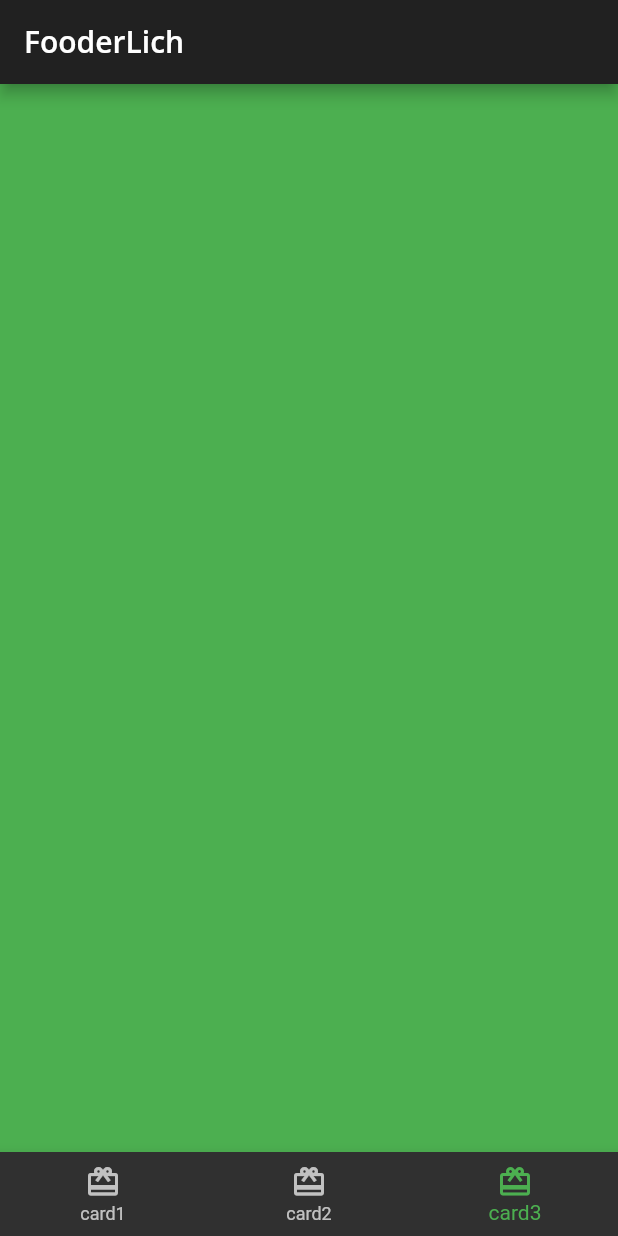
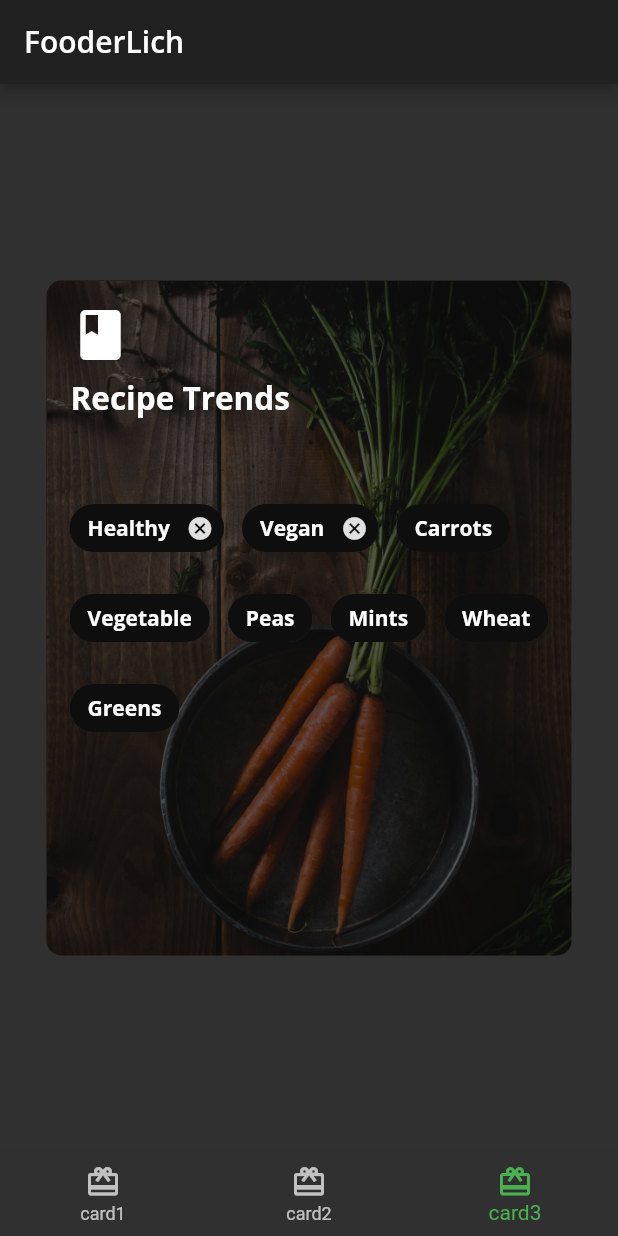
Before and after one commit to lekkss/flutter_apprentice_fooderlich, a Flutter app: the screen it shows after launch, item 3 of the bottom bar chosen, on a phone screen of 412 x 824 dp. Run offline on Flutter 3.47's test engine with Material 2 defaults, Android fonts, the phone set to English and light mode, and no system bars; our stand-ins replace google_fonts.

Commit message:
first final

```diff
--- a/lib/screens/card2.dart
+++ b/lib/screens/card2.dart
@@ -1,4 +1,5 @@
 import 'package:flutter/material.dart';
+import 'package:flutter_apprentice_fooderlich/shared/app_theme.dart';
 import 'package:flutter_apprentice_fooderlich/widgets/author_card.dart';
 
 class Card2 extends StatelessWidget {
@@ -26,10 +27,35 @@ class Card2 extends StatelessWidget {
         child: Column(
           children: [
             AuthorCard(
-              authorName: 'Afolabi Oluwasegun',
+              authorName: 'Afolabi Lekkss',
               title: 'KOG',
               imageProvider: AssetImage('assets/images/lekkss1.png'),
             ),
+            Expanded(
+              child: Stack(
+                children: [
+                  Positioned(
+                    bottom: 16,
+                    right: 16,
+                    child: Text(
+                      'Recipe',
+                      style: FooderlichTheme.lightTextTheme.headline1,
+                    ),
+                  ),
+                  Positioned(
+                    bottom: 70,
+                    left: 16,
+                    child: RotatedBox(
+                      quarterTurns: 3,
+                      child: Text(
+                        'Smoothies',
+                        style: FooderlichTheme.lightTextTheme.headline1,
+                      ),
+                    ),
+                  ),
+                ],
+              ),
+            )
           ],
         ),
       ),
--- /dev/null
+++ b/lib/screens/card3.dart
@@ -0,0 +1,111 @@
+import 'package:flutter/material.dart';
+import 'package:flutter_apprentice_fooderlich/shared/app_theme.dart';
+
+class Card3 extends StatelessWidget {
+  const Card3({Key? key}) : super(key: key);
+
+  @override
+  Widget build(BuildContext context) {
+    return Center(
+      child: Container(
+        constraints: const BoxConstraints.expand(
+          width: 350,
+          height: 450,
+        ),
+        decoration: BoxDecoration(
+          image: DecorationImage(
+            image: AssetImage('assets/images/mag2.png'),
+            fit: BoxFit.cover,
+          ),
+          borderRadius: BorderRadius.all(
+            Radius.circular(10),
+          ),
+        ),
+        child: Stack(
+          children: [
+            Container(
+              decoration: BoxDecoration(
+                color: Colors.black.withOpacity(0.6),
+                borderRadius: const BorderRadius.all(Radius.circular(10.0)),
+              ),
+            ),
+            Container(
+              padding: const EdgeInsets.all(16),
+              child: Column(
+                crossAxisAlignment: CrossAxisAlignment.start,
+                children: [
+                  const Icon(
+                    Icons.book,
+                    color: Colors.white,
+                    size: 40,
+                  ),
+                  const SizedBox(height: 8),
+                  Text(
+                    'Recipe Trends',
+                    style: FooderlichTheme.darkTextTheme.headline2,
+                  ),
+                  const SizedBox(height: 30),
+                ],
+              ),
+            ),
+            Center(
+              child: Wrap(
+                runSpacing: 12,
+                alignment: WrapAlignment.start,
+                spacing: 12,
+                children: [
+                  Chip(
+                    label: Text('Healthy',
+                        style: FooderlichTheme.darkTextTheme.bodyText1),
+                    backgroundColor: Colors.black.withOpacity(0.7),
+                    onDeleted: () {
+                      print('delete');
+                    },
+                  ),
+                  Chip(
+                    label: Text('Vegan',
+                        style: FooderlichTheme.darkTextTheme.bodyText1),
+                    backgroundColor: Colors.black.withOpacity(0.7),
+                    onDeleted: () {
+                      print('delete');
+                    },
+                  ),
+                  Chip(
+                    label: Text('Carrots',
+                        style: FooderlichTheme.darkTextTheme.bodyText1),
+                    backgroundColor: Colors.black.withOpacity(0.7),
+                  ),
+                  Chip(
+                    label: Text('Vegetable',
+                        style: FooderlichTheme.darkTextTheme.bodyText1),
+                    backgroundColor: Colors.black.withOpacity(0.7),
+                  ),
+                  Chip(
+                    label: Text('Peas',
+                        style: FooderlichTheme.darkTextTheme.bodyText1),
+                    backgroundColor: Colors.black.withOpacity(0.7),
+                  ),
+                  Chip(
+                    label: Text('Mints',
+                        style: FooderlichTheme.darkTextTheme.bodyText1),
+                    backgroundColor: Colors.black.withOpacity(0.7),
+                  ),
+                  Chip(
+                    label: Text('Wheat',
+                        style: FooderlichTheme.darkTextTheme.bodyText1),
+                    backgroundColor: Colors.black.withOpacity(0.7),
+                  ),
+                  Chip(
+                    label: Text('Greens',
+                        style: FooderlichTheme.darkTextTheme.bodyText1),
+                    backgroundColor: Colors.black.withOpacity(0.7),
+                  ),
+                ],
+              ),
+            ),
+          ],
+        ),
+      ),
+    );
+  }
+}
--- a/lib/screens/home.dart
+++ b/lib/screens/home.dart
@@ -1,6 +1,7 @@
 import 'package:flutter/material.dart';
 import 'package:flutter_apprentice_fooderlich/screens/card1.dart';
 import 'package:flutter_apprentice_fooderlich/screens/card2.dart';
+import 'package:flutter_apprentice_fooderlich/screens/card3.dart';
 import 'package:flutter_apprentice_fooderlich/shared/app_theme.dart';
 
 class HomePage extends StatefulWidget {
@@ -15,7 +16,7 @@ class _HomePageState extends State<HomePage> {
   static List<Widget> pages = <Widget>[
     const Card1(),
     const Card2(),
-    Container(color: Colors.green),
+    const Card3(),
   ];
 
   void _onTapItem(int index) {
--- a/lib/widgets/author_card.dart
+++ b/lib/widgets/author_card.dart
@@ -19,6 +19,7 @@ class AuthorCard extends StatelessWidget {
     return Container(
       padding: EdgeInsets.all(16),
       child: Row(
+        mainAxisAlignment: MainAxisAlignment.spaceBetween,
         children: [
           CircleImage(
             imageProvider: imageProvider,
```
